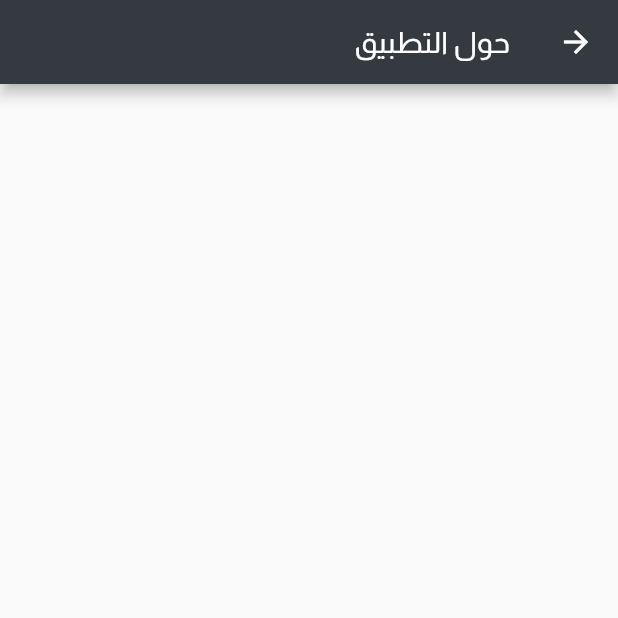
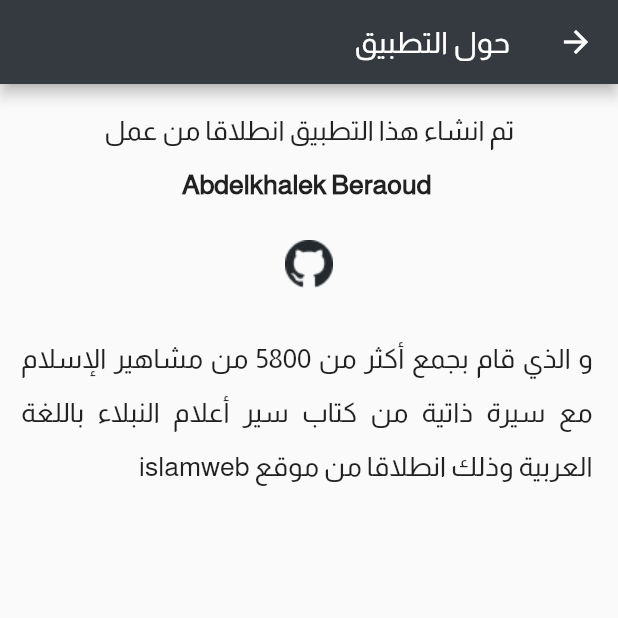
Before and after one commit to elouanesbg/siyar-app, a Flutter app: the screen it shows after launch, in the side drawer, after a tap on "حول التطبيق", on a phone screen of 412 x 824 dp, the top half of it. Run offline on Flutter 3.47's test engine with Material 2 defaults, Android fonts, the phone set to English and light mode, and no system bars; our stand-ins replace shared_preferences.

Commit message:
add content

```diff
--- a/lib/views/about_page.dart
+++ b/lib/views/about_page.dart
@@ -1,7 +1,18 @@
 import 'package:flutter/material.dart';
+import 'package:url_launcher/url_launcher.dart';
 
 class AboutPage extends StatelessWidget {
-  const AboutPage({super.key});
+  AboutPage({super.key});
+  final Uri _github_url =
+      Uri(scheme: 'https', host: 'github.com', path: 'elouanesbg/siyar-app');
+  Future<void> _launchInBrowser(Uri url) async {
+    if (!await launchUrl(
+      url,
+      mode: LaunchMode.externalApplication,
+    )) {
+      throw Exception('Could not launch $url');
+    }
+  }
 
   @override
   Widget build(BuildContext context) {
@@ -11,14 +22,48 @@ class AboutPage extends StatelessWidget {
         appBar: AppBar(
           title: const Text("حول التطبيق"),
         ),
-        body: const SingleChildScrollView(
+        body: SingleChildScrollView(
           child: Padding(
             padding: EdgeInsets.fromLTRB(14, 8, 14, 40),
-            child: SelectableText(
-              "",
-              style: TextStyle(fontSize: 18, height: 2),
-              textAlign: TextAlign.justify,
-              textDirection: TextDirection.rtl,
+            child: Center(
+              child: Column(
+                // ignore: prefer_const_literals_to_create_immutables
+                children: [
+                  const SelectableText(
+                    "تم انشاء هذا التطبيق انطلاقا من عمل ",
+                    style: TextStyle(fontSize: 18, height: 2),
+                    textAlign: TextAlign.justify,
+                    textDirection: TextDirection.rtl,
+                  ),
+                  const SelectableText(
+                    "Abdelkhalek Beraoud",
+                    style: TextStyle(
+                        fontSize: 18, height: 2, fontWeight: FontWeight.bold),
+                    textAlign: TextAlign.justify,
+                    textDirection: TextDirection.rtl,
+                  ),
+                  Padding(
+                    padding: const EdgeInsets.all(24.0),
+                    child: GestureDetector(
+                      onTap: () async {
+                        _launchInBrowser(_github_url);
+                      },
+                      child: Image.asset(
+                        "assets/img/github.png",
+                      ),
+                    ),
+                  ),
+                  const SelectableText(
+                    "و الذي قام بجمع أكثر من 5800 من مشاهير الإسلام مع سيرة ذاتية من كتاب سير أعلام النبلاء باللغة العربية وذلك انطلاقا من موقع islamweb",
+                    style: TextStyle(
+                      fontSize: 18,
+                      height: 2,
+                    ),
+                    textAlign: TextAlign.justify,
+                    textDirection: TextDirection.rtl,
+                  ),
+                ],
+              ),
             ),
           ),
         ),
```
Also changed, not shown: lib/views/home.dart (+12 -9 lines).
